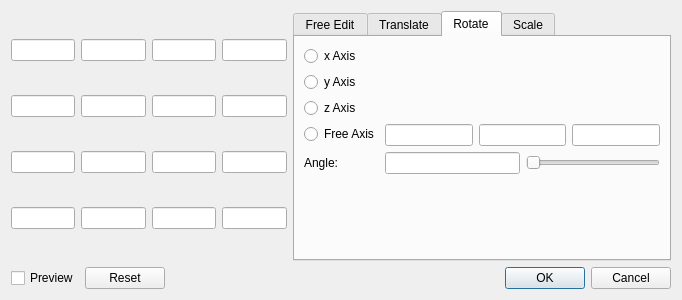
Qt form gui/forms/QGMDialogMatrix.ui (barionleg/gitgAmesch) before a commit.
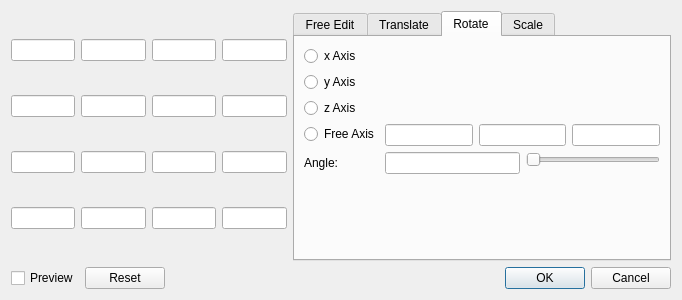
The same form after that commit. The open tabs and pages were chosen to show the change.

Commit message: - fixed layout issue

Diff of the .ui file:
```diff
--- a/gui/forms/QGMDialogMatrix.ui
+++ b/gui/forms/QGMDialogMatrix.ui
@@ -325,7 +325,7 @@
            <item>
             <widget class="QLineEdit" name="lineEdit_angle"/>
            </item>
-           <item>
+           <item alignment="Qt::AlignTop">
             <widget class="QSlider" name="horizontalSlider_angle">
              <property name="orientation">
               <enum>Qt::Horizontal</enum>
```
Left out of the diff: 2 changed lines with no effect on the pictures.
